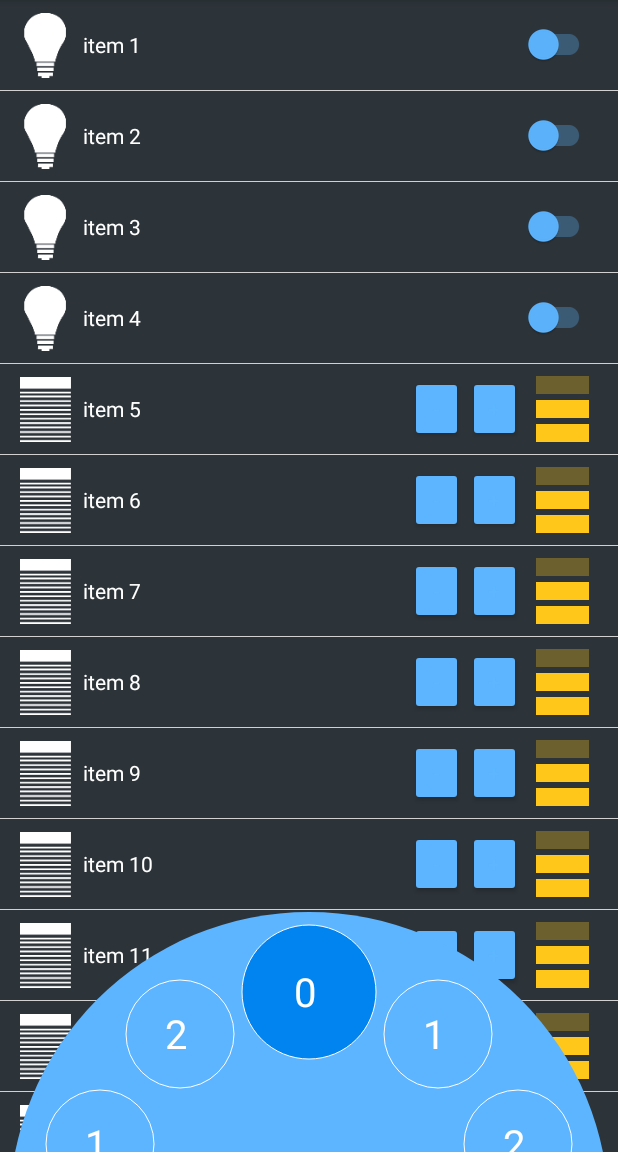
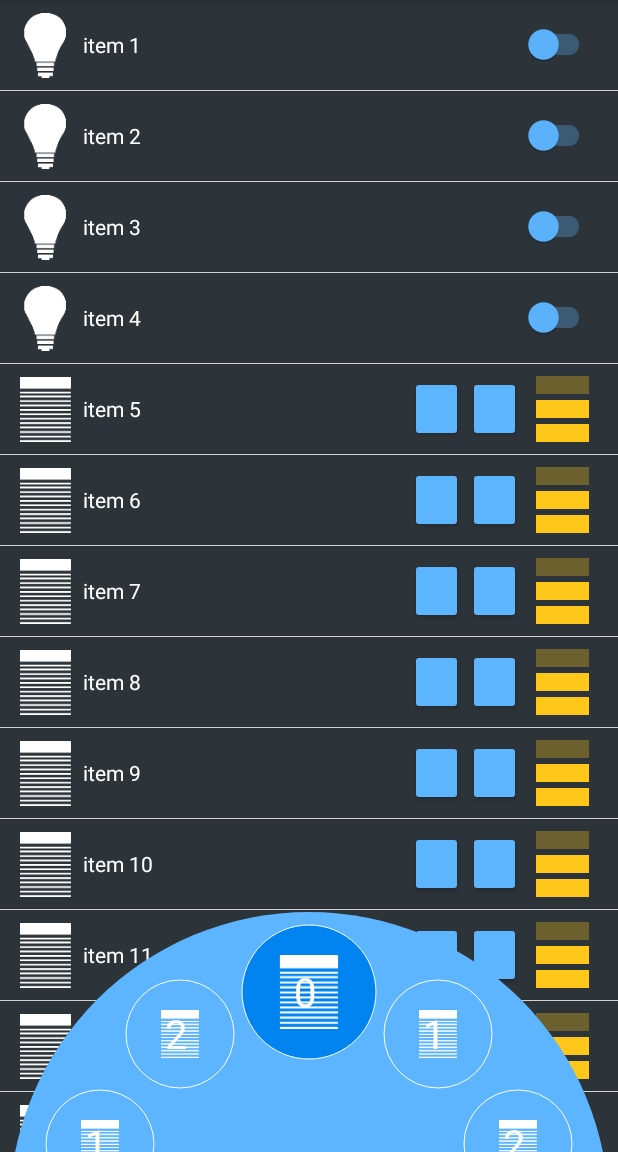
Before and after one commit to r00li/RHRemote, an Android app: the screen it shows after launch (RoomControl), on a phone screen of 412 x 824 dp, the part 84-1236 px from its top. Run offline under Robolectric (Android 15) with nearby library versions, the phone set to English and light mode, and no system bars.

Commit message:
Wheel drawable drawing, removed wheel selection alpha changing

```diff
--- a/app/src/main/java/com/r00li/rhremote/RoomControl.java
+++ b/app/src/main/java/com/r00li/rhremote/RoomControl.java
@@ -61,7 +61,7 @@ public class RoomControl extends AppCompatActivity {
         }
 
         //populate the adapter, that knows how to draw each item (as you would do with a ListAdapter)
-        wheelView.setAdapter(new MaterialColorAdapter(entries));
+        wheelView.setAdapter(new MaterialColorAdapter(entries, this));
 
         //a listener for receiving a callback for when the item closest to the selection angle changes
         wheelView.setOnWheelItemSelectedListener(new WheelView.OnWheelItemSelectListener() {
@@ -100,23 +100,17 @@ public class RoomControl extends AppCompatActivity {
     }
 
     static class MaterialColorAdapter extends WheelArrayAdapter<Map.Entry<String, Integer>> {
-        MaterialColorAdapter(List<Map.Entry<String, Integer>> entries) {
+
+        Context context;
+
+        MaterialColorAdapter(List<Map.Entry<String, Integer>> entries, Context context) {
             super(entries);
+            this.context = context;
         }
 
         @Override
         public Drawable getDrawable(int position) {
-            Drawable[] drawable = new Drawable[] {
-                    createOvalDrawable(getItem(position).getValue()),
-                    new TextDrawable("" + position)
-            };
-            return new LayerDrawable(drawable);
-        }
-
-        private Drawable createOvalDrawable(int color) {
-            ShapeDrawable shapeDrawable = new ShapeDrawable(new OvalShape());
-            shapeDrawable.getPaint().setColor(color);
-            return shapeDrawable;
+            return new TextDrawable("" + position, context.getResources().getDrawable(R.drawable.ic_blind_vec));
         }
     }
 
--- a/app/src/main/java/com/r00li/rhremote/TextDrawable.java
+++ b/app/src/main/java/com/r00li/rhremote/TextDrawable.java
@@ -7,15 +7,22 @@ import android.graphics.Paint;
 import android.graphics.PixelFormat;
 import android.graphics.Rect;
 import android.graphics.drawable.Drawable;
+import android.content.Context;
+import android.graphics.Bitmap;
+import android.graphics.BitmapFactory;
+import android.util.Log;
 
 public class TextDrawable extends Drawable {
 
     private final String text;
     private final Paint paint;
+    private final Drawable icon;
 
-    public TextDrawable(String text) {
+    public TextDrawable(String text, Drawable icon) {
 
         this.text = text;
+
+        this.icon = icon;
 
         this.paint = new Paint();
         paint.setColor(Color.WHITE);
@@ -23,6 +30,7 @@ public class TextDrawable extends Drawable {
         paint.setAntiAlias(true);
         paint.setStyle(Paint.Style.FILL);
         paint.setTextAlign(Paint.Align.LEFT);
+
     }
 
     @Override
@@ -36,6 +44,10 @@ public class TextDrawable extends Drawable {
         canvas.drawCircle(bounds.centerX(),bounds.centerY(),bounds.height()/2,circlePaint);
 
         canvas.drawText(text, bounds.centerX() - 15f /*just a lazy attempt to centre the text*/ * text.length(), bounds.centerY() + 15f, paint);
+
+        icon.setBounds(bounds.left+30, bounds.top+30, bounds.right-30, bounds.bottom-30);
+        Log.w("BOUND", "Bounds: " + bounds.left + " " + bounds.top + " " + bounds.right + " " + bounds.bottom);
+        icon.draw(canvas);
     }
 
     @Override
--- a/libs/WheelView/src/main/java/com/lukedeighton/wheelview/WheelView.java
+++ b/libs/WheelView/src/main/java/com/lukedeighton/wheelview/WheelView.java
@@ -73,7 +73,7 @@ public class WheelView extends View {
     //that dragging the wheel near the center doesn't cause the wheel's angle to change
     //drastically. It is squared to provide a linear function once multiplied by 1/r^2
     private static final int TOUCH_FACTOR_SIZE = 20;
-    private static final float TOUCH_DRAG_COEFFICIENT = 0.8f;
+    private static final float TOUCH_DRAG_COEFFICIENT = 0.7f;
 
     private static final float[] TOUCH_FACTORS;
     static {
--- a/libs/WheelView/src/main/java/com/lukedeighton/wheelview/transformer/FadingSelectionTransformer.java
+++ b/libs/WheelView/src/main/java/com/lukedeighton/wheelview/transformer/FadingSelectionTransformer.java
@@ -9,12 +9,12 @@ public class FadingSelectionTransformer implements WheelSelectionTransformer  {
     @Override
     public void transform(Drawable drawable, WheelView.ItemState itemState) {
         float relativePosition = Math.abs(itemState.getRelativePosition());
-        int alpha = (int) ((1f - Math.pow(relativePosition, 2.5f)) * 255f);
 
-        //clamp to between 0 and 255
-        if (alpha > 255) alpha = 255;
-        else if (alpha < 0) alpha = 0;
-
-        drawable.setAlpha(alpha);
+        if (relativePosition < 1f) {
+            drawable.setAlpha(255);
+        }
+        else {
+            drawable.setAlpha(0);
+        }
     }
 }
```
